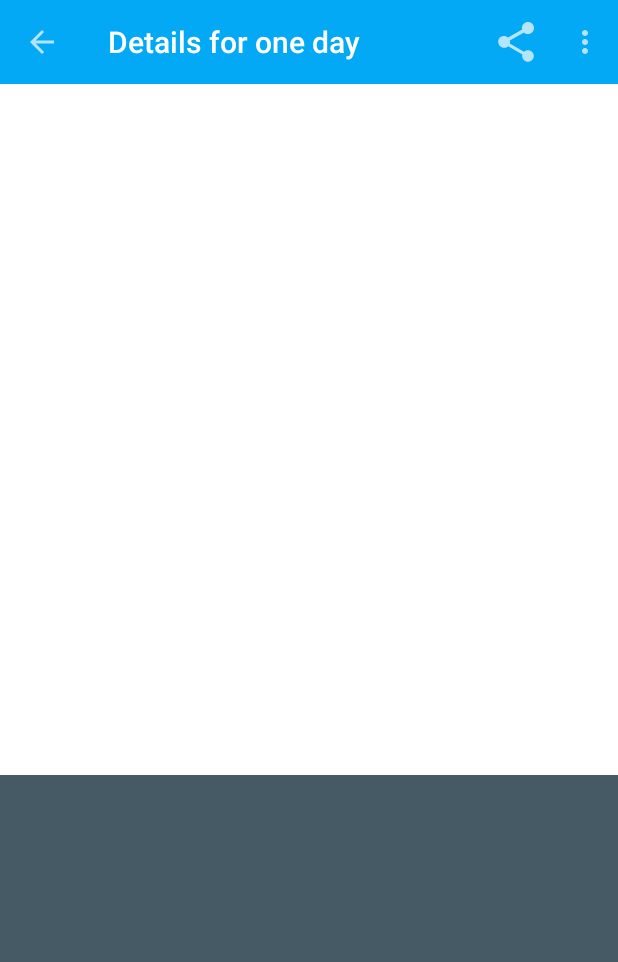
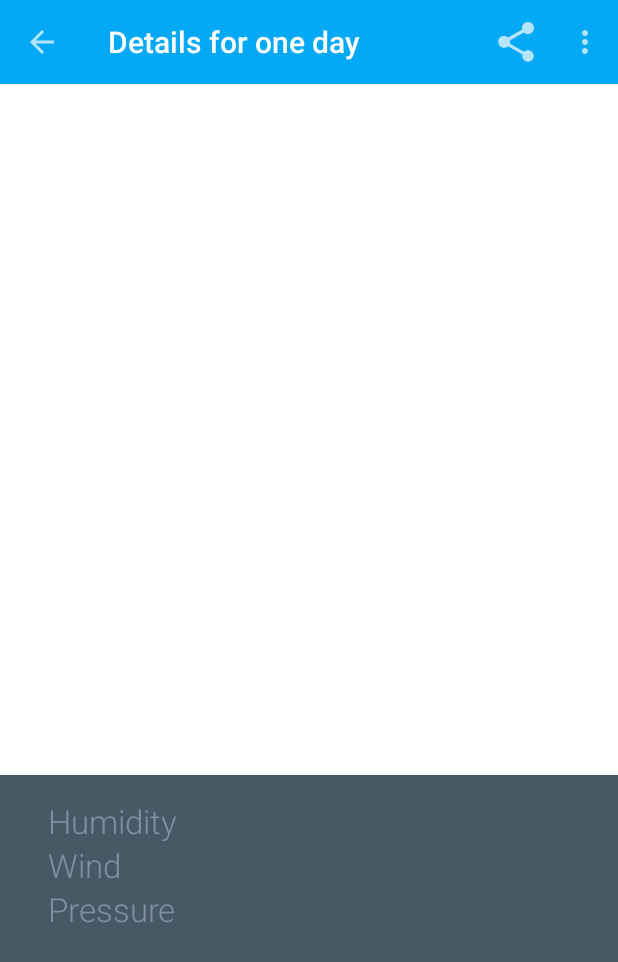
Before and after one commit to katelevshova/android-sunshine, an Android app: the DetailFragment screen opened directly, with no data from a screen before it, on a phone screen of 412 x 824 dp. Shown: the top 962 px of the screen. Run offline under Robolectric (Android 15) with nearby library versions, the phone set to English and light mode, and no system bars; pictures from the network do not load; 1 statement that could not run was skipped.

Commit message:
issue#27 - added strings for labels humidity, pressure, wind. Added accessibility strings, updated view of the part with Humidity info in fragment_detail

```diff
--- a/app/src/main/java/com/hally/sunshine/view/DetailFragment.java
+++ b/app/src/main/java/com/hally/sunshine/view/DetailFragment.java
@@ -77,6 +77,9 @@ public class DetailFragment extends Fragment implements LoaderManager.LoaderCall
 	private TextView _humidityView;
 	private TextView _windView;
 	private TextView _pressureView;
+	private TextView _humidityLabelView;
+	private TextView _windLabelView;
+	private TextView _pressureLabelView;
 
 
 	public DetailFragment()
@@ -103,6 +106,10 @@ public class DetailFragment extends Fragment implements LoaderManager.LoaderCall
 		_humidityView = (TextView) rootView.findViewById(R.id.detail_humidity_textview);
 		_windView = (TextView) rootView.findViewById(R.id.detail_wind_textview);
 		_pressureView = (TextView) rootView.findViewById(R.id.detail_pressure_textview);
+
+		_humidityLabelView = (TextView) rootView.findViewById(R.id.detail_humidity_label_text_view);
+		_windLabelView = (TextView) rootView.findViewById(R.id.detail_wind_label_textview);
+		_pressureLabelView = (TextView) rootView.findViewById(R.id.detail_pressure_label_textview);
 
 		clearDetails();
 
@@ -238,15 +245,22 @@ public class DetailFragment extends Fragment implements LoaderManager.LoaderCall
 			// Read humidity from cursor and update view
 			float humidity = data.getFloat(COL_WEATHER_HUMIDITY);
 			_humidityView.setText(getActivity().getString(R.string.format_humidity, humidity));
+			_humidityLabelView.setContentDescription(getString(R.string.a11y_humidity, _humidityLabelView.getText()));
+			_humidityLabelView.setContentDescription(_humidityLabelView.getContentDescription());
 
 			// Read wind speed and direction from cursor and update view
 			float windSpeedStr = data.getFloat(COL_WEATHER_WIND_SPEED);
 			float windDirStr = data.getFloat(COL_WEATHER_DEGREES);
 			_windView.setText(FormatUtil.getFormattedWind(getActivity(), windSpeedStr, windDirStr));
+			_windLabelView.setContentDescription(
+			getString(R.string.a11y_wind, _windLabelView.getText()));
+			_windLabelView.setContentDescription(_windLabelView.getContentDescription());
 
 			// Read pressure from cursor and update view
 			float pressure = data.getFloat(COL_WEATHER_PRESSURE);
 			_pressureView.setText(getActivity().getString(R.string.format_pressure, pressure));
+			_pressureLabelView.setContentDescription(getString(R.string.a11y_pressure, _pressureLabelView.getText()));
+			_pressureLabelView.setContentDescription(_pressureLabelView.getContentDescription());
 
 			// We still need this for the share intent
 			_forecastStr = String.format("%s - %s - %s/%s", dateText, description, high, low);
--- a/app/src/main/res/layout/fragment_detail.xml
+++ b/app/src/main/res/layout/fragment_detail.xml
@@ -19,34 +19,88 @@
 		android:background="@color/detail_accent_pane_background"
 		android:orientation="vertical"
 		android:paddingBottom="@dimen/abc_list_item_padding_horizontal_material"
-		android:paddingEnd="@dimen/activity_vertical_margin"
-		android:paddingLeft="@dimen/activity_horizontal_margin"
-		android:paddingRight="@dimen/activity_horizontal_margin"
-		android:paddingStart="@dimen/activity_vertical_margin"
+		android:paddingEnd="@dimen/detail_horizontal_padding"
+		android:paddingLeft="@dimen/detail_horizontal_padding"
+		android:paddingRight="@dimen/detail_horizontal_padding"
+		android:paddingStart="@dimen/detail_horizontal_padding"
 		android:paddingTop="@dimen/abc_list_item_padding_horizontal_material">
+
+		<LinearLayout
+			android:layout_width="match_parent"
+			android:layout_height="wrap_content"
+			android:orientation="horizontal">
+
+			<TextView
+				android:id="@+id/detail_humidity_label_text_view"
+				style="@style/SansSerifLight.TC_Tertiary_TS_Primary"
+				android:layout_width="0dp"
+				android:layout_height="wrap_content"
+				android:layout_weight="1"
+				android:gravity="center_vertical|left"
+				android:text="@string/humidity"/>
 
 			<TextView
 				android:id="@+id/detail_humidity_textview"
 				style="@style/SansSerifLight.TC_Tertiary_TS_Primary"
+				android:layout_width="0dp"
+				android:layout_height="wrap_content"
+				android:layout_weight="1"
+				android:gravity="center_vertical|left"
+				android:text="48%"/>
+
+		</LinearLayout>
+
+		<LinearLayout
 			android:layout_width="match_parent"
 			android:layout_height="wrap_content"
-			android:layout_marginBottom="@dimen/details_humidity_margin"
-			android:layout_marginTop="@dimen/details_humidity_margin"
-			android:text="Humidity: 48%"/>
+			android:orientation="horizontal">
+
+			<TextView
+				android:id="@+id/detail_wind_label_textview"
+				style="@style/SansSerifLight.TC_Tertiary_TS_Primary"
+				android:layout_width="0dp"
+				android:layout_height="wrap_content"
+				android:layout_weight="1"
+				android:gravity="center_vertical|left"
+				android:text="@string/wind"/>
 
 			<TextView
 				android:id="@+id/detail_wind_textview"
 				style="@style/SansSerifLight.TC_Tertiary_TS_Primary"
+				android:layout_width="0dp"
+				android:layout_height="wrap_content"
+				android:layout_weight="1"
+				android:gravity="center_vertical|left"
+				android:text="6 km/h NW"/>
+		</LinearLayout>
+
+		<LinearLayout
 			android:layout_width="match_parent"
 			android:layout_height="wrap_content"
-			android:layout_marginBottom="@dimen/details_humidity_margin"
-			android:text="Wind: 6 km/h NW"/>
-
+			android:orientation="horizontal">
+			<TextView
+				android:id="@+id/detail_pressure_label_textview"
+				style="@style/SansSerifLight.TC_Tertiary_TS_Primary"
+				android:layout_width="0dp"
+				android:layout_height="wrap_content"
+				android:gravity="center_vertical|left"
+				android:layout_weight="1"
+				android:text="@string/pressure"/>
 			<TextView
 				android:id="@+id/detail_pressure_textview"
 				style="@style/SansSerifLight.TC_Tertiary_TS_Primary"
-			android:layout_width="match_parent"
+				android:layout_width="0dp"
 				android:layout_height="wrap_content"
-			android:text="Pressure: 1014 hPa"/>
+				android:gravity="center_vertical|left"
+				android:layout_weight="1"
+				android:text="1014 hPa"/>
 		</LinearLayout>
 	</LinearLayout>
+
+	<!-- for transition effect from one image to another -->
+	<ImageSwitcher
+		android:layout_width="wrap_content"
+		android:layout_height="wrap_content"
+		android:id="@+id/imageSwitcher"
+		android:layout_gravity="right" />
+</LinearLayout>
--- a/app/src/main/res/values/dimens.xml
+++ b/app/src/main/res/values/dimens.xml
@@ -6,6 +6,6 @@
 	<dimen name="icon_details_size">136dp</dimen>
 	<dimen name="icon_listitem_size">50dp</dimen>
 	<dimen name="today_item_left_margin">60dp</dimen>
-	<dimen name="details_humidity_margin">4dp</dimen>
 	<dimen name="notification_large_icon_default">48dp</dimen>
+	<dimen name="detail_horizontal_padding">32dp</dimen>
 </resources>
--- a/app/src/main/res/values/strings.xml
+++ b/app/src/main/res/values/strings.xml
@@ -22,12 +22,15 @@
 	<string name="pref_last_notification" translatable="false">last_notification</string>
 
 	<!-- Windspeed formats -->
-	<string name="format_wind_mph">Wind: <xliff:g id="speed">%1$1.0f</xliff:g> mph <xliff:g
+	<string name="wind">Wind</string>
+	<string name="format_wind_mph"><xliff:g id="speed">%1$1.0f</xliff:g> mph <xliff:g
 		id="direction">%2$s</xliff:g></string>
-	<string name="format_wind_kmh">Wind: <xliff:g id="speed">%1$1.0f</xliff:g> km/h <xliff:g
+	<string name="format_wind_kmh"><xliff:g id="speed">%1$1.0f</xliff:g> km/h <xliff:g
 		id="direction">%2$s</xliff:g></string>
-	<string name="format_pressure">Pressure: <xliff:g id="pressure">%1.0f</xliff:g> hPa</string>
-	<string name="format_humidity">Humidity: <xliff:g id="humidity">%1.0f</xliff:g> %%</string>
+	<string name="pressure">Pressure</string>
+	<string name="format_pressure"><xliff:g id="pressure">%1.0f</xliff:g> hPa</string>
+	<string name="humidity">Humidity</string>
+	<string name="format_humidity"><xliff:g id="humidity">%1.0f</xliff:g> %%</string>
 	<string name="empty_forecast_list">No weather information available.</string>
 	<string name="empty_forecast_list_no_network">No weather information available. The network is not
 		available to fetch weather data.</string>
@@ -44,6 +47,9 @@
 	<string name="a11y_forecast_icon">Forecast icon: <xliff:g id="condition">%1$s</xliff:g></string>
 	<string name="a11y_high_temp">High: <xliff:g id="high">%1$s</xliff:g></string>
 	<string name="a11y_low_temp">Low: <xliff:g id="low">%1$s</xliff:g></string>
+	<string name="a11y_humidity">Humidity: <xliff:g id="humidity">%1$s</xliff:g></string>
+	<string name="a11y_pressure">Barometric Pressure: <xliff:g id="pressure">%1$s</xliff:g></string>
+	<string name="a11y_wind">Wind speed and direction: <xliff:g id="wind">%1$s</xliff:g></string>
 
 	<!-- Weather Conditions -->
 	<string name="condition_2xx">Storm</string>
```
Also changed, not shown: 1 other file. Lines whose indentation alone changed are shown as unchanged.
